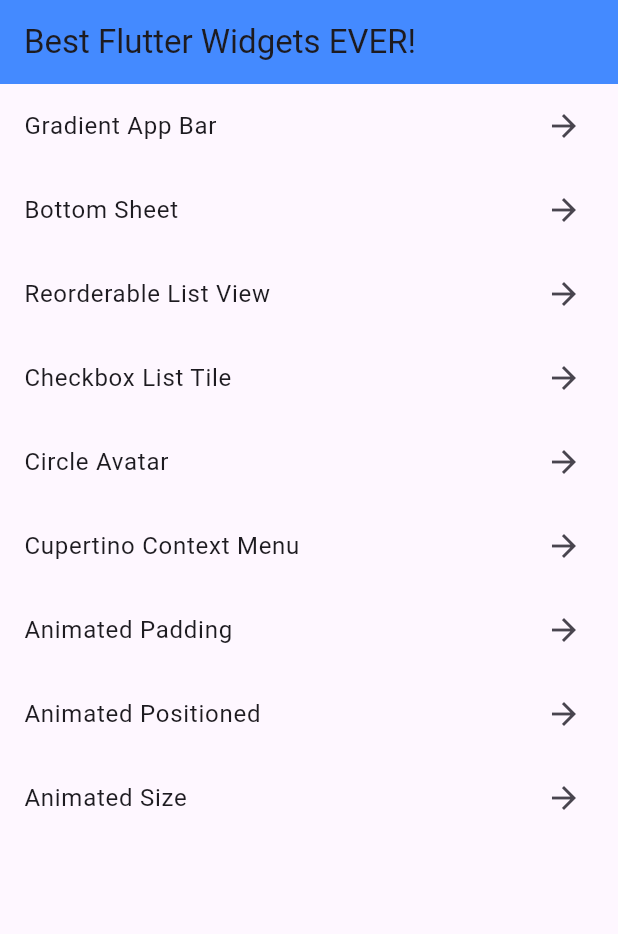
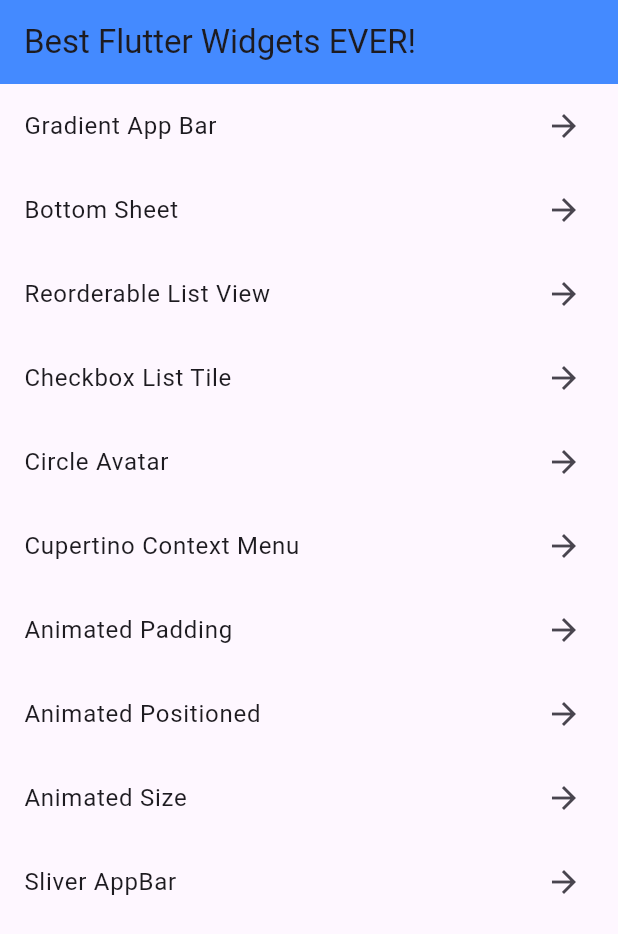
Before and after one commit to artdima/Best-Flutter-Widgets-EVER, a Flutter app: the screen it shows after launch, on a phone screen of 412 x 824 dp. Shown: the top 934 px of the screen. Run offline on Flutter 3.47's test engine with Material 3 defaults, Android fonts, the phone set to English and light mode, and no system bars; our stand-ins replace flutter_svg.

Commit message:
Add SliverAppBar

```diff
--- a/lib/main.dart
+++ b/lib/main.dart
@@ -1,4 +1,5 @@
 import 'package:flutter/material.dart';
+
 import 'screens/screens.dart';
 
 void main() {
@@ -24,6 +25,7 @@ class MainApp extends StatelessWidget {
         '/AnimatedPadding': (context) => const AnimatedPaddingExample(),
         '/AnimatedPositioned': (context) => const AnimatedPositionedExample(),
         '/AnimatedSize': (context) => const AnimatedSizeExample(),
+        '/SliverAppBar': (context) => const SliverAppBarExample(),
       },
     );
   }
@@ -46,6 +48,7 @@ final List<BestFlutterWidget> _widgets = [
   BestFlutterWidget(routes: '/AnimatedPadding', name: 'Animated Padding'),
   BestFlutterWidget(routes: '/AnimatedPositioned', name: 'Animated Positioned'),
   BestFlutterWidget(routes: '/AnimatedSize', name: 'Animated Size'),
+  BestFlutterWidget(routes: '/SliverAppBar', name: 'Sliver AppBar'),
 ];
 
 class HomeAppp extends StatelessWidget {
@@ -66,7 +69,7 @@ class HomeAppp extends StatelessWidget {
             onTap: () {
               Navigator.pushNamed(context, _widgets[index].routes);
             },
-            trailing: Icon(Icons.arrow_forward),
+            trailing: const Icon(Icons.arrow_forward),
           );
         },
       ),
--- a/lib/screens/screens.dart
+++ b/lib/screens/screens.dart
@@ -7,3 +7,4 @@ export 'circle_avatar.dart';
 export 'cupertino_context_menu.dart';
 export 'gradient_app_bar.dart';
 export 'reorderable_list_view.dart';
+export 'sliver_app_bar.dart';
```
Also changed, not shown: lib/screens/sliver_app_bar.dart (added, +51 -0 lines).
